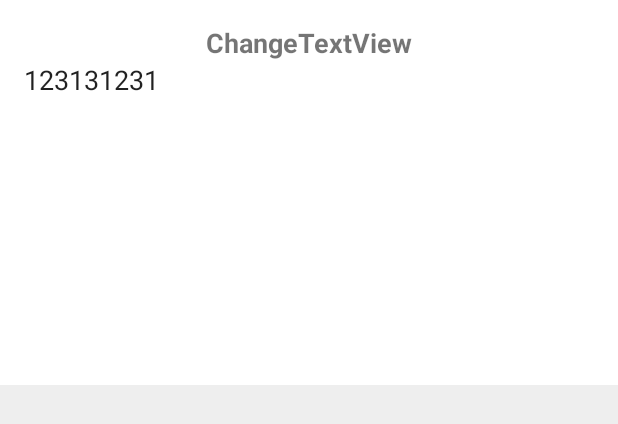
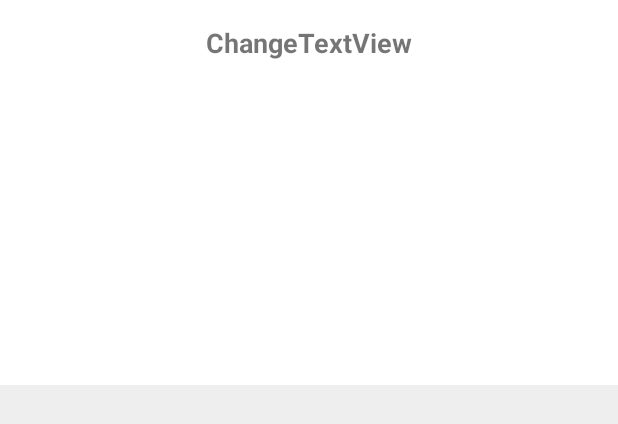
Before and after one commit to monLenjojo/FlowerGuard, an Android app: the layout alertdialog_input_text.xml on its own in the app's theme, with its tools: preview values and no code run, on a phone screen of 412 x 824 dp. Shown: the top 424 px of the screen. Run offline under Robolectric (Android 15) with nearby library versions, the phone set to English and light mode, and no system bars.

Commit message:
add edit input type

```diff
--- a/app/src/main/res/layout/activity_user_information.xml
+++ b/app/src/main/res/layout/activity_user_information.xml
@@ -10,7 +10,7 @@
 
     <ScrollView
         android:layout_width="0dp"
-        android:layout_height="wrap_content"
+        android:layout_height="0dp"
         android:layout_marginStart="16dp"
         android:layout_marginTop="8dp"
         android:layout_marginEnd="16dp"
--- a/app/src/main/res/layout/alertdialog_input_text.xml
+++ b/app/src/main/res/layout/alertdialog_input_text.xml
@@ -2,9 +2,9 @@
 <LinearLayout xmlns:android="http://schemas.android.com/apk/res/android"
     android:layout_width="match_parent"
     android:layout_height="match_parent"
+    android:background="#eee"
     android:gravity="top|center"
-    android:orientation="vertical"
-    android:background="#eee">
+    android:orientation="vertical">
 
     <ScrollView
         android:layout_width="match_parent"
@@ -19,7 +19,7 @@
             android:padding="16sp">
 
             <TextView
-                android:id="@+id/textView"
+                android:id="@+id/changeDataView_Title"
                 android:layout_width="wrap_content"
                 android:layout_height="wrap_content"
                 android:text="ChangeTextView"
@@ -31,10 +31,8 @@
                 android:layout_width="match_parent"
                 android:layout_height="200sp"
                 android:background="@null"
-                android:ems="10"
                 android:gravity="top"
-                android:inputType="text"
-                android:text="123131231" />
+                android:inputType="none" />
 
 
         </LinearLayout>
```
Also changed, not shown: app/src/main/java/com/example/user1801/flowerguard/UserInformationActivity.java (+9 -0 lines).
